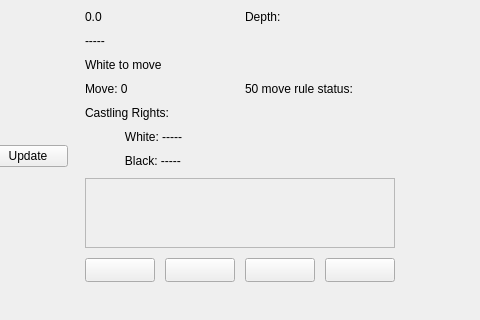
Before: the Qt Designer form gui/DuckChessGUI/mainwindow.ui in szymon-majewski/Duck-Chess, drawn with Qt 5; both pictures show x 336 to 816 and y 0 to 320 of the 931 by 685 pixel window.
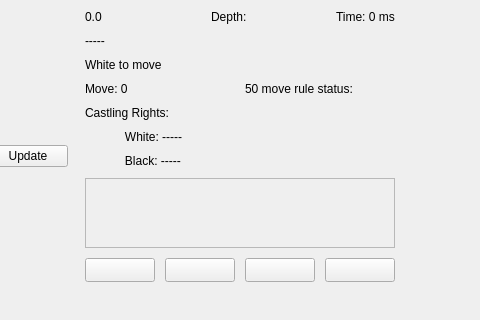
After: the same form once the commit is applied.

Commit message: Evaluation timer

Diff of the .ui file:
```diff
--- a/gui/DuckChessGUI/mainwindow.ui
+++ b/gui/DuckChessGUI/mainwindow.ui
@@ -125,7 +125,7 @@
           <enum>QLayout::SetFixedSize</enum>
          </property>
          <item>
-          <layout class="QHBoxLayout" name="evaluationAndDepthLayout">
+          <layout class="QHBoxLayout" name="evaluationAndDepthLayout" stretch="1,1,0">
            <item>
             <widget class="QLabel" name="evaluationLabel">
              <property name="text">
@@ -146,6 +146,13 @@
              </property>
             </widget>
            </item>
+           <item>
+            <widget class="QLabel" name="timeLabel">
+             <property name="text">
+              <string>Time: 0 ms</string>
+             </property>
+            </widget>
+           </item>
           </layout>
          </item>
          <item>
```
The commit also changes 4 other files.
